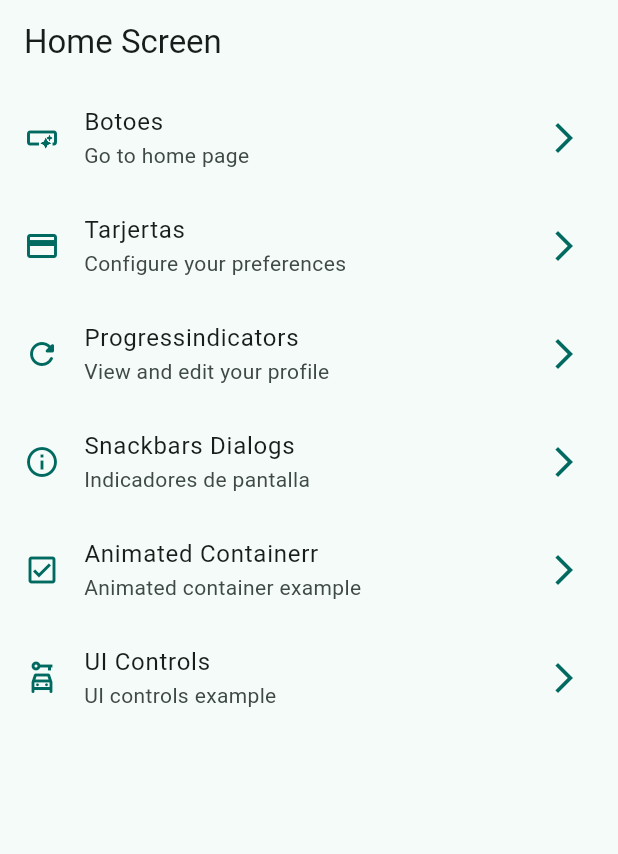
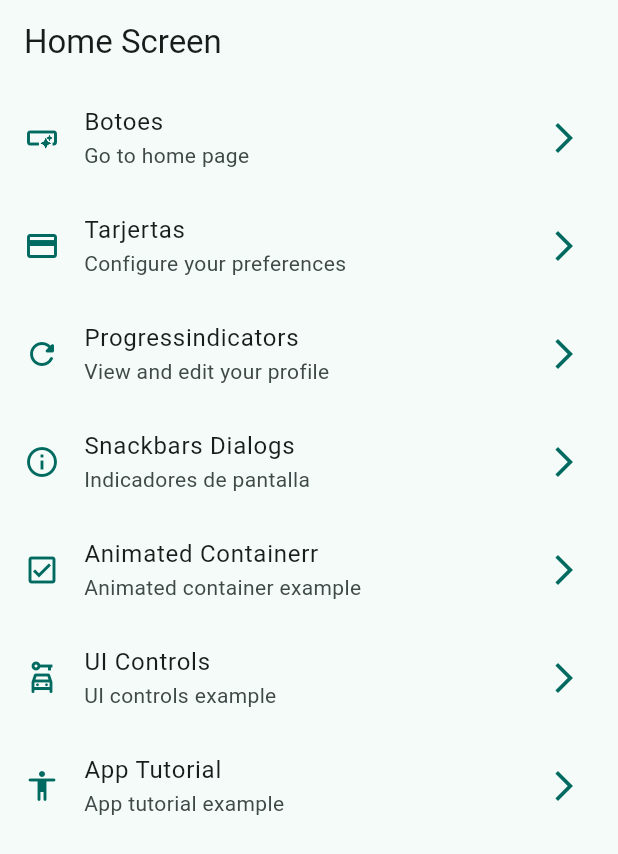
Before and after one commit to JosueCas123/widgets_app, a Flutter app: the screen it shows after launch, on a phone screen of 412 x 824 dp. Shown: the top 854 px of the screen. Run offline on Flutter 3.47's test engine with Material 3 defaults, Android fonts, the phone set to English and light mode, and no system bars; our stand-ins replace go_router.

Commit message:
tutorial screen

```diff
--- a/lib/config/menu/menu_items.dart
+++ b/lib/config/menu/menu_items.dart
@@ -59,4 +59,10 @@ const appMenuItems = <MenuItems>[
     icon: Icons.car_rental_outlined,
     link: '/ui_controls',
   ),
+  MenuItems(
+    title: 'App Tutorial',
+    subtitle: 'App tutorial example',
+    icon: Icons.accessibility_rounded,
+    link: '/app_tutorial',
+  ),
 ];
--- a/lib/config/router/app_router.dart
+++ b/lib/config/router/app_router.dart
@@ -40,6 +40,11 @@ final router = GoRouter(
       path: '/ui_controls',
       name: UiControlsScreen.name,
       builder: (context, state) => UiControlsScreen(),
+    ),
+    GoRoute(
+      path: '/app_tutorial',
+      name: AppTutorialScreen.name,
+      builder: (context, state) => AppTutorialScreen(),
     )
 
   ],
```
